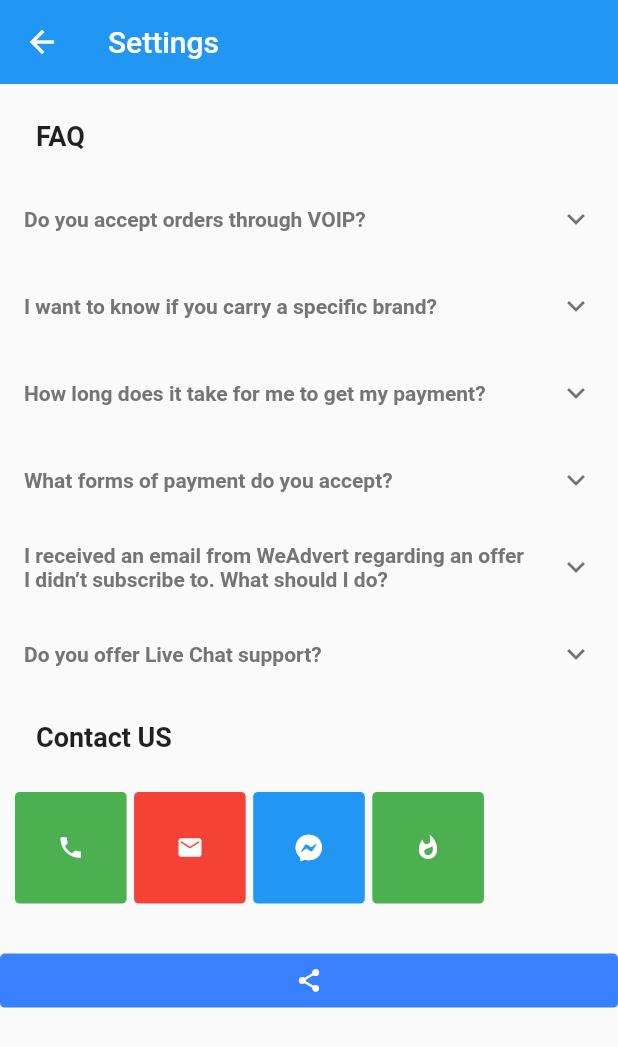
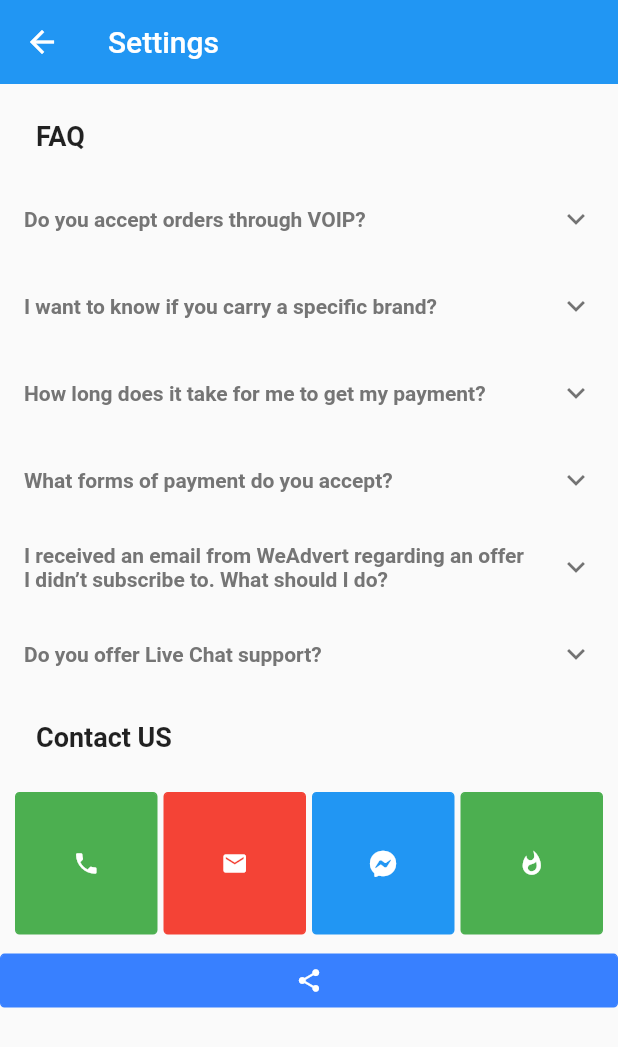
Before and after one commit to youssefbenhissi/expenseManager, a Flutter app: the FaqPage screen opened by its route, on a phone screen of 412 x 824 dp. Shown: the top 1047 px of the screen. Run offline on Flutter 3.47's test engine with Material 2 defaults, Android fonts, the light colour scheme and no system bars; drawn by our look-alikes of getwidget; our stand-ins replace awesome_snackbar_content, flutter_bloc, font_awesome_flutter, get_it, image_cropper, image_picker and 3 more; missing offline and left inert: flutter_tawk; accounts and stored records are empty; generated files the repository leaves out were written again.

Commit message:
setting icon

```diff
--- a/lib/settings/FAQ/faq_page.dart
+++ b/lib/settings/FAQ/faq_page.dart
@@ -103,10 +103,10 @@ class FaqPageState extends State<FaqPage> {
                   height: height / 7,
                   child: GridView.count(
                       padding: const EdgeInsets.all(10),
-                      crossAxisSpacing: 5,
+                      crossAxisSpacing: 4,
                       physics: const BouncingScrollPhysics(),
-                      crossAxisCount: 5,
-                      mainAxisSpacing: 5,
+                      crossAxisCount: 4,
+                      mainAxisSpacing: 4,
                       children: [
                         GFIconButton(
                           onPressed: () {},
```
Also changed, not shown: pubspec.yaml (+6 -1 lines), assets/images/logo.jpg (added), pubspec.lock, 28 other files.
